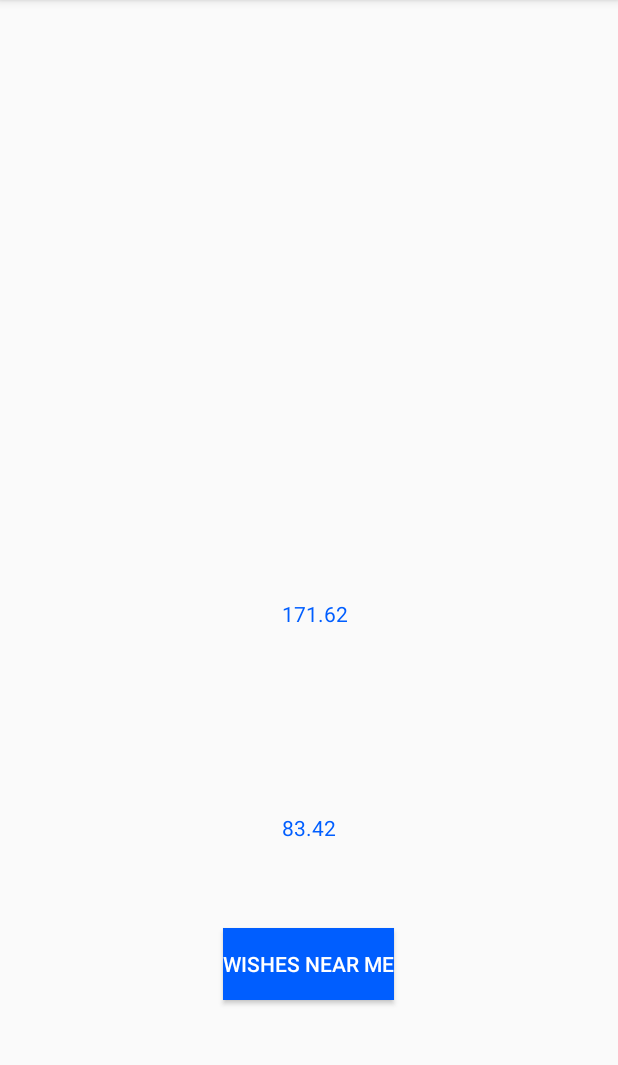
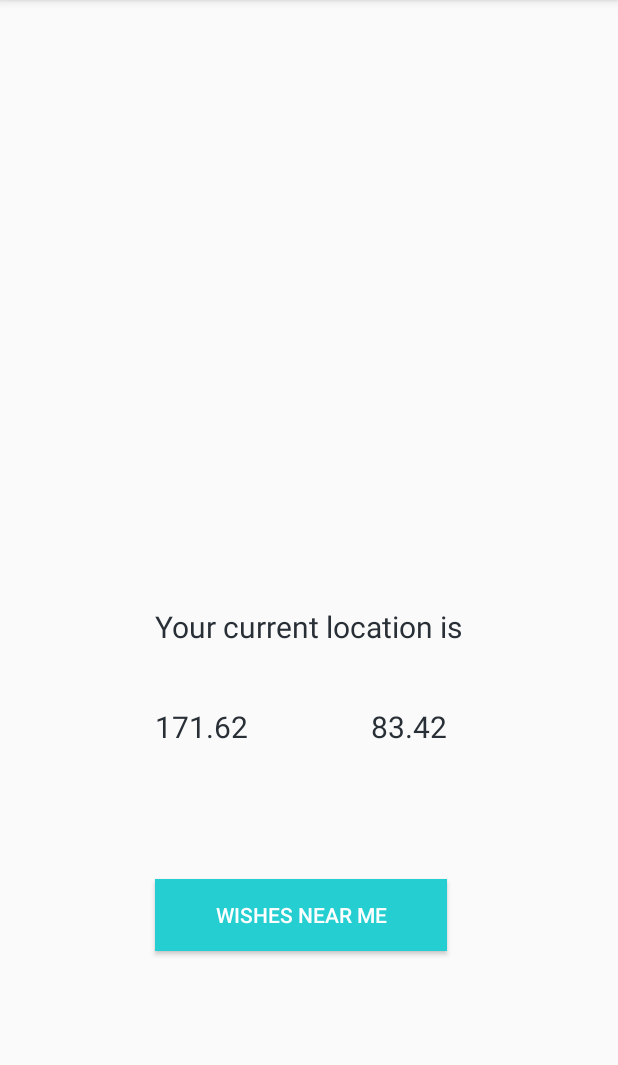
Before and after one commit to Mumbai2017/team-13, an Android app: the TrackerActivity screen opened directly, with no data from a screen before it, on a phone screen of 412 x 824 dp, the part 84-1149 px from its top. Run offline under Robolectric (Android 15) with nearby library versions, the phone set to English and light mode, and no system bars; our stand-ins replace Volley; 1 statement that could not run was skipped.

Commit message:
Added UI changed -- major push

```diff
--- a/NewMAW/app/src/main/res/layout/activity_donor_login.xml
+++ b/NewMAW/app/src/main/res/layout/activity_donor_login.xml
@@ -4,12 +4,14 @@
     xmlns:tools="http://schemas.android.com/tools"
     android:layout_width="match_parent"
     android:layout_height="match_parent"
+    android:background="#f6f7eb"
     tools:context="com.example.unmadesai.newmaw.donor_login">
     <Button
         android:id="@+id/btnLogin"
         android:layout_width="wrap_content"
         android:layout_height="wrap_content"
         android:text="Log In"
+        android:backgroundTint="#25ced1"
         tools:layout_editor_absoluteX="148dp"
         tools:layout_editor_absoluteY="387dp"
         android:layout_alignBaseline="@+id/btnSignup"
@@ -32,6 +34,7 @@
         tools:layout_editor_absoluteY="387dp"
         android:background="#005eff"
         android:textColor="#ffffff"
+        android:backgroundTint="#25ced1"
 
         android:layout_below="@+id/etPassword"
         android:layout_alignRight="@+id/etPassword"
@@ -49,7 +52,7 @@
         android:hint="Enter username"
         tools:layout_editor_absoluteX="153dp"
         tools:layout_editor_absoluteY="192dp"
-        android:layout_marginTop="59dp"
+        android:layout_marginTop="53dp"
         android:layout_alignParentTop="true"
         android:layout_centerHorizontal="true" />
 
--- a/NewMAW/app/src/main/res/layout/activity_tracker.xml
+++ b/NewMAW/app/src/main/res/layout/activity_tracker.xml
@@ -3,6 +3,7 @@
     xmlns:app="http://schemas.android.com/apk/res-auto"
     xmlns:tools="http://schemas.android.com/tools"
     android:layout_width="match_parent"
+    android:backgroundTint="#f6f7eb"
     android:layout_height="match_parent"
     tools:context="com.example.unmadesai.newmaw.TrackerActivity">
 
@@ -11,42 +12,62 @@
         android:layout_width="wrap_content"
         android:layout_height="wrap_content"
         android:text="Wishes Near Me"
+        android:backgroundTint="#25ced1"
         android:background="#005eff"
         android:textColor="#ffffff"
+        android:layout_marginBottom="134dp"
         android:layout_alignParentBottom="true"
-        android:layout_centerHorizontal="true"
-        android:layout_marginBottom="101dp" />
+        android:layout_alignRight="@+id/tvLongitude"
+        android:layout_alignEnd="@+id/tvLongitude"
+        android:layout_alignLeft="@+id/tvLatitude"
+        android:layout_alignStart="@+id/tvLatitude" />
 
     <TextView
         android:id="@+id/tvLatitude"
         android:layout_width="wrap_content"
         android:layout_height="wrap_content"
         android:text="171.62 "
-        android:layout_above="@+id/tvLongitude"
-        android:layout_alignLeft="@+id/tvLongitude"
-        android:layout_alignStart="@+id/tvLongitude"
-        android:layout_marginBottom="123dp"
-        android:textColor="#005eff"
-        />
+        android:textSize="20dp"
+        android:textColor="#292f36"
+        android:layout_marginBottom="88dp"
+        android:layout_above="@+id/btnTrack"
+        android:layout_alignLeft="@+id/textView6"
+        android:layout_alignStart="@+id/textView6" />
 
     <TextView
         android:id="@+id/tvLongitude"
         android:layout_width="wrap_content"
         android:layout_height="wrap_content"
         android:text="83.42"
+        android:textSize="20dp"
         tools:layout_editor_absoluteX="163dp"
         tools:layout_editor_absoluteY="176dp"
-        android:layout_above="@+id/btnTrack"
-        android:layout_centerHorizontal="true"
-        android:layout_marginBottom="57dp"
-        android:textColor="#005eff"
-        />
+        android:textColor="#292f36"
+
+        android:layout_marginLeft="77dp"
+        android:layout_marginStart="77dp"
+        android:layout_below="@+id/textView6"
+        android:layout_toRightOf="@+id/tvLatitude"
+        android:layout_toEndOf="@+id/tvLatitude" />
 
     <TextView
         android:id="@+id/tvLocation"
         android:layout_width="wrap_content"
         android:layout_height="wrap_content"
         android:text=""
+        android:textColor="#292f36"
+
         tools:layout_editor_absoluteY="319dp"
         tools:layout_editor_absoluteX="163dp" />
+
+    <TextView
+        android:id="@+id/textView6"
+        android:textColor="#292f36"
+        android:layout_width="wrap_content"
+        android:layout_height="wrap_content"
+        android:layout_marginBottom="39dp"
+        android:textSize="20dp"
+        android:text="Your current location is"
+        android:layout_above="@+id/tvLatitude"
+        android:layout_centerHorizontal="true" />
 </RelativeLayout>
```
Also changed, not shown: NewMAW/app/src/main/java/com/example/unmadesai/newmaw/donor_login.java (+6 -1 lines), NewMAW/app/src/main/res/layout/activity_donor_reg.xml (+27 -23 lines), NewMAW/app/src/main/res/layout/activity_main.xml (+29 -14 lines), NewMAW/app/src/main/res/layout/activity_splash.xml (+14 -13 lines).
